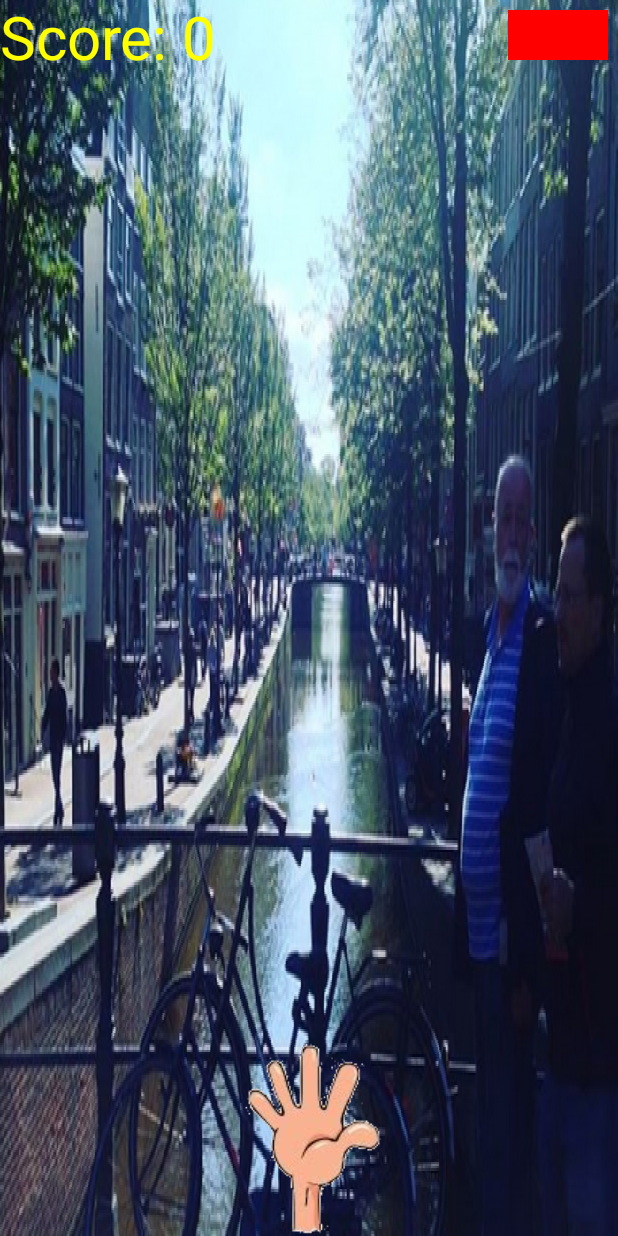
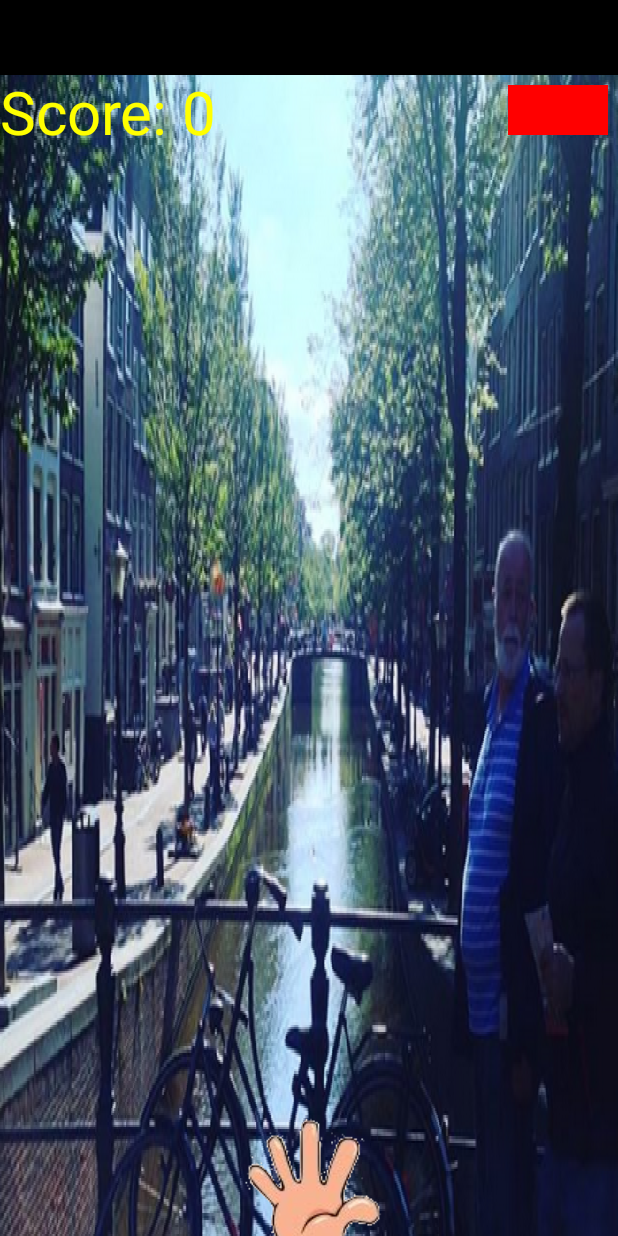
Before and after one commit to rickbala/feedthebirds, an Android app: the StartGame screen opened directly, with no data from a screen before it, on a phone screen of 412 x 824 dp. Run offline under Robolectric (Android 15) with nearby library versions, the phone set to English and light mode, and no system bars.

Commit message:
addding FrameLayout to receive smaller GameView object at runtime

```diff
--- a/app/src/main/java/com/rickbala/myfrickinggame/StartGame.java
+++ b/app/src/main/java/com/rickbala/myfrickinggame/StartGame.java
@@ -3,8 +3,8 @@ package com.rickbala.myfrickinggame;
 import android.app.Activity;
 import android.content.Intent;
 import android.os.Bundle;
-import android.view.Window;
 import android.view.WindowManager;
+import android.widget.FrameLayout;
 
 import androidx.annotation.Nullable;
 
@@ -16,14 +16,17 @@ public class StartGame extends Activity {
     protected void onCreate(@Nullable Bundle savedInstanceState) {
         super.onCreate(savedInstanceState);
 
-        this.requestWindowFeature(Window.FEATURE_NO_TITLE);
-        //this.getWindow().setFlags(WindowManager.LayoutParams.FLAG_FULLSCREEN, WindowManager.LayoutParams.FLAG_FULLSCREEN);
         this.getWindow().addFlags(WindowManager.LayoutParams.FLAG_KEEP_SCREEN_ON);
+
+        //use starg_game.xml as layout
+        setContentView(R.layout.start_game);
+
+        //instantiate main game view
         gameView = new GameView(this);
 
-        //setContentView(R.layout.start_game);
-
-        setContentView(gameView);
+        //assign game view to the layout below the ad
+        FrameLayout gameFrameLayout = (FrameLayout)findViewById(R.id.gameFrameLayout);
+        gameFrameLayout.addView(gameView);
     }
 
     @Override
--- a/app/src/main/res/layout/start_game.xml
+++ b/app/src/main/res/layout/start_game.xml
@@ -2,18 +2,15 @@
 <RelativeLayout xmlns:android="http://schemas.android.com/apk/res/android"
     android:layout_width="match_parent" android:layout_height="match_parent">
 
-    <View
-        android:id="@+id/viewAd"
+    <FrameLayout
+        android:id="@+id/adFrameLayout"
         android:layout_width="match_parent"
         android:layout_height="50dp"
+        android:background="@android:color/black" />
 
-        android:background="@color/colorAccent" />
-
-    <View
-        android:id="@+id/viewGame"
+    <FrameLayout
+        android:id="@+id/gameFrameLayout"
         android:layout_width="match_parent"
         android:layout_height="match_parent"
-
-        android:layout_below="@id/viewAd"
-        android:background="@color/colorPrimaryDark" />
+        android:layout_below="@id/adFrameLayout" />
 </RelativeLayout>
```
